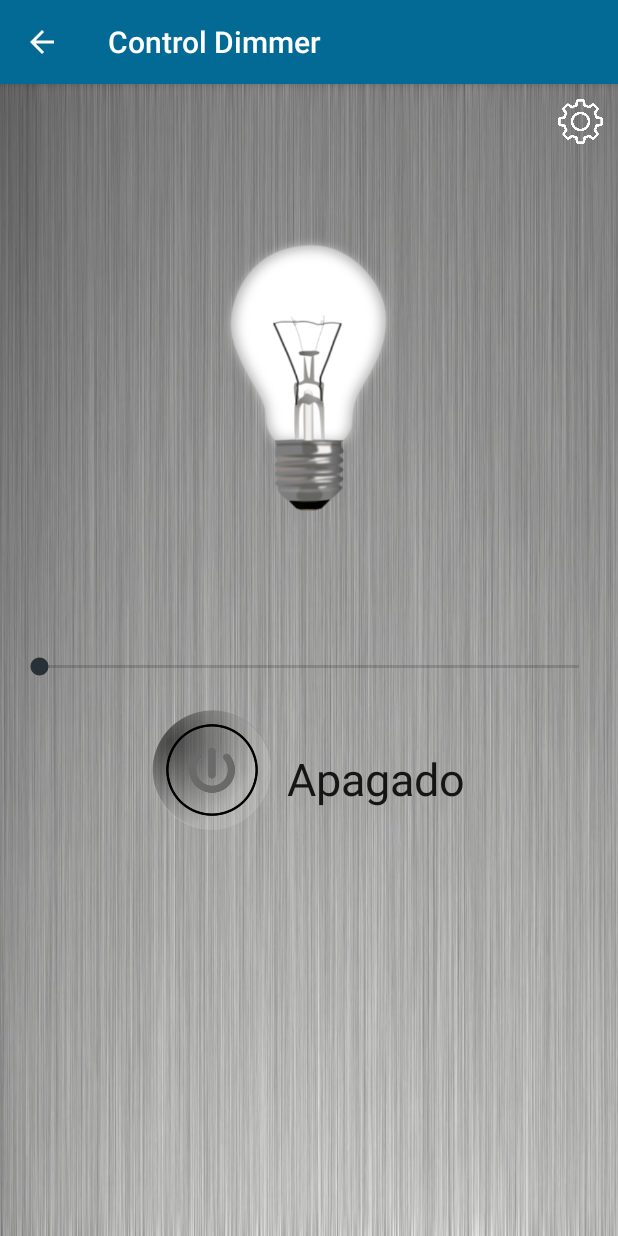
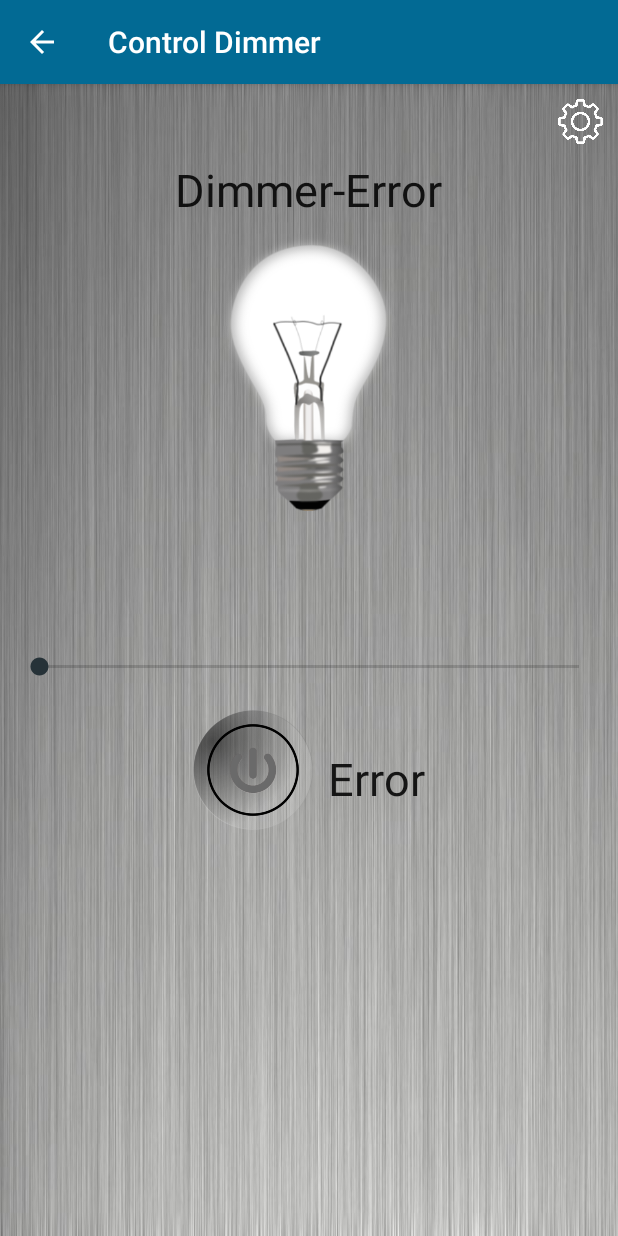
Before and after one commit to Dragat19/Domotica, an Android app: the Control_Dimmer screen opened directly, with no data from a screen before it, on a phone screen of 412 x 824 dp. Run offline under Robolectric (Android 15) with nearby library versions, the phone set to English and light mode, and no system bars.

Commit message:
Actualizaciones 2/06/2017 - 2:34

```diff
--- a/app/src/main/java/ejemplo/domotica/Config_Equipos/Config_Luminaria.java
+++ b/app/src/main/java/ejemplo/domotica/Config_Equipos/Config_Luminaria.java
@@ -59,11 +59,8 @@ public class Config_Luminaria extends AppCompatActivity {
             public void onClick(View v) {
 
                 Intent intent = new Intent(Config_Luminaria.this, Control_luminaria.class);
-                intent.putExtra(LUMI1,Ubic1.getText().toString());
-                intent.putExtra(LUMI2,Ubic2.getText().toString());
-                intent.putExtra(LUMI3,Ubic3.getText().toString());
-                intent.putExtra(LUMI4,Ubic4.getText().toString());
                 startActivity(intent);
+                finish();
             }
         });
     }
--- a/app/src/main/java/ejemplo/domotica/Control_Equipos/Control_Dimmer.java
+++ b/app/src/main/java/ejemplo/domotica/Control_Equipos/Control_Dimmer.java
@@ -1,9 +1,14 @@
 package ejemplo.domotica.Control_Equipos;
 
+import android.app.AlertDialog;
+import android.content.Context;
+import android.content.DialogInterface;
 import android.content.SharedPreferences;
 import android.os.Bundle;
 import android.support.v7.app.ActionBar;
 import android.support.v7.app.AppCompatActivity;
+import android.view.animation.Animation;
+import android.view.animation.AnimationUtils;
 import android.webkit.WebView;
 import android.webkit.WebViewClient;
 import android.widget.CompoundButton;
@@ -21,14 +26,15 @@ import static ejemplo.domotica.Config_Equipos.Config_Dimmer.NAME_PREF;
 /**
  * Created by levaa_000 on 12/14/2015.
  */
-public class Control_Dimmer extends AppCompatActivity implements SeekBar.OnSeekBarChangeListener{
+public class Control_Dimmer extends AppCompatActivity implements SeekBar.OnSeekBarChangeListener, Animation.AnimationListener{
 
     private SeekBar Barra;
     private TextView Progreso,Nombre_dimmer,texto_Extra;
-    private ImageView Imag_dimmer;
+    private ImageView Imag_dimmer,settings;
     private WebView Web_dimmer;
     private ToggleButton toggle_btnon_off;
     private SharedPreferences pref;
+    private Animation animateBlink;
 
 
     @Override
@@ -41,6 +47,7 @@ public class Control_Dimmer extends AppCompatActivity implements SeekBar.OnSeekB
         texto_Extra=(TextView)findViewById(R.id.textV_extra);
         Nombre_dimmer=(TextView)findViewById(R.id.txt_nombre);
         Imag_dimmer=(ImageView)findViewById(R.id.imageView_dimmer);
+        settings=(ImageView)findViewById(R.id.settigs);
         Web_dimmer=(WebView)findViewById(R.id.webView_dimmer);
         toggle_btnon_off=(ToggleButton)findViewById(R.id.toggleBtn);
 
@@ -55,6 +62,9 @@ public class Control_Dimmer extends AppCompatActivity implements SeekBar.OnSeekB
 
         Nombre_dimmer.setText(idx);
         Progreso.setText(ipx);
+
+        animateBlink = AnimationUtils.loadAnimation(getApplicationContext(),R.anim.blink);
+        animateBlink.setAnimationListener(this);
 
 
         Web_dimmer.setWebViewClient(new WebViewClient() {
@@ -87,6 +97,12 @@ public class Control_Dimmer extends AppCompatActivity implements SeekBar.OnSeekB
 
             }
         });
+
+        if (idx.equals("") && ipx.equals("")){
+            texto_Extra.setText("Error");
+            Nombre_dimmer.setText("Dimmer-Error");
+            showDialog(this);
+        }
 
 
     }
@@ -197,6 +213,22 @@ public class Control_Dimmer extends AppCompatActivity implements SeekBar.OnSeekB
 
     }
 
+    private void showDialog(Context context){
+        final AlertDialog.Builder dialog = new AlertDialog.Builder(context);
+        dialog.setTitle("Error Configuracion");
+        dialog.setMessage("Necesitas introducir Id y Ip de tu dispositivo en Configuracion de Dimmer" );
+        dialog.setIcon(R.drawable.error);
+        dialog.setCancelable(false);
+        dialog.setPositiveButton("OK!",new DialogInterface.OnClickListener() {
+            @Override
+            public void onClick(DialogInterface dialogInterface, int i) {
+                dialog.setCancelable(true);
+                settings.startAnimation(animateBlink);
+            }
+        });
+        dialog.create().show();
+    }
+
     @Override
     public void onStartTrackingTouch(SeekBar seekBar) {
 
@@ -206,4 +238,21 @@ public class Control_Dimmer extends AppCompatActivity implements SeekBar.OnSeekB
     public void onStopTrackingTouch(SeekBar seekBar) {
 
     }
+
+    @Override
+    public void onAnimationStart(Animation animation) {
+
+    }
+
+    @Override
+    public void onAnimationEnd(Animation animation) {
+        if (animation == animateBlink){
+
+        }
+    }
+
+    @Override
+    public void onAnimationRepeat(Animation animation) {
+
+    }
 }
--- a/app/src/main/java/ejemplo/domotica/Control_Equipos/Control_TUG.java
+++ b/app/src/main/java/ejemplo/domotica/Control_Equipos/Control_TUG.java
@@ -93,8 +93,7 @@ public class Control_TUG extends AppCompatActivity implements Animation.Animatio
         }
 
         if (id.equals("") && xip.equals("")){
-            Status.setText("Apagado");
-
+            Status.setText("Error");
             showDialog(this);
         }
 
--- a/app/src/main/res/layout/activity_aire.xml
+++ b/app/src/main/res/layout/activity_aire.xml
@@ -7,6 +7,7 @@
     android:weightSum="1">
 
     <ImageView
+        android:id="@+id/settings"
         android:layout_width="30dp"
         android:layout_height="30dp"
         android:layout_gravity="right"
--- a/app/src/main/res/layout/activity_dimmer.xml
+++ b/app/src/main/res/layout/activity_dimmer.xml
@@ -7,6 +7,7 @@
     android:weightSum="1">
 
     <ImageView
+        android:id="@+id/settings"
         android:layout_width="30dp"
         android:layout_height="30dp"
         android:layout_gravity="right"
```
Also changed, not shown: app/src/main/java/ejemplo/domotica/Control_Equipos/Control_Aire.java (+62 -4 lines), app/src/main/java/ejemplo/domotica/Control_Equipos/Control_luminaria.java (+71 -6 lines), app/src/main/java/ejemplo/domotica/MainActivity.java (+66 -3 lines), app/src/main/res/layout/activity_luminaria.xml (+8 -2 lines), app/src/main/res/layout/activity_main.xml (+4 -4 lines).
